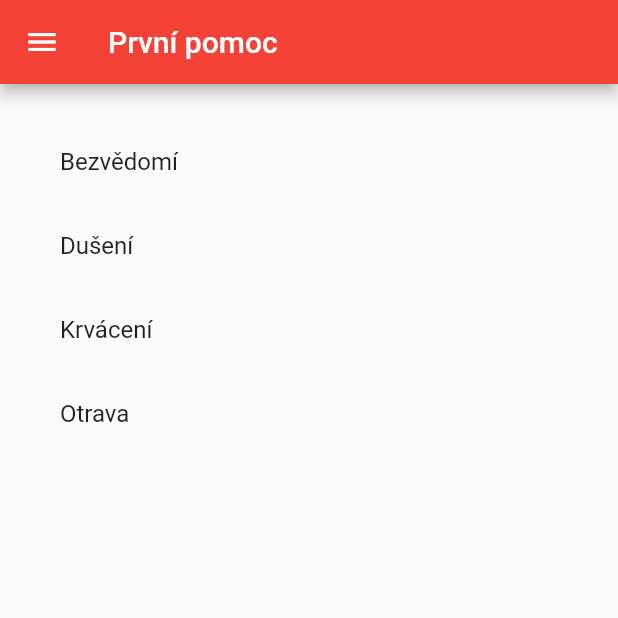
After one commit to strihja1/zachranka, a Flutter app: the FirstAid screen opened by its route, on a phone screen of 412 x 824 dp, the top half of it. The commit adds this screen. Run offline on Flutter 3.47's test engine with Material 2 defaults, Android fonts, the phone set to English and light mode, and no system bars; our stand-ins replace geolocator, google_maps_flutter; missing offline and left inert: call_number, geocoder; generated files the repository leaves out were written again.

Commit message:
first aid added

```diff
--- a/lib/pages/drawer.dart
+++ b/lib/pages/drawer.dart
@@ -34,6 +34,12 @@ class _AppDrawerState extends State<AppDrawer> {
               Navigator.pushNamed(context, '/map_of_drugstores');
             },
           ),
+          ListTile(
+            title: const Text('První pomoc'),
+            onTap: () {
+              Navigator.pushReplacementNamed(context, '/first_aid');
+            },
+          ),
         ],
       ),
     );
--- /dev/null
+++ b/lib/pages/first_aid.dart
@@ -0,0 +1,63 @@
+import 'dart:async';
+
+import 'package:call_number/call_number.dart';
+import 'package:flutter/material.dart';
+import 'package:geocoder/geocoder.dart';
+import 'package:geolocator/geolocator.dart';
+import 'package:zachranka/pages/drawer.dart';
+
+class FirstAid extends StatefulWidget {
+  @override
+  _FirstAidState createState() => _FirstAidState();
+}
+
+class _FirstAidState extends State<FirstAid> {
+
+  @override
+  void initState() {
+    super.initState();
+  }
+
+  @override
+  Widget build(BuildContext context) {
+    return Scaffold(
+      appBar: AppBar(
+        title: const Text('První pomoc'),
+        backgroundColor: Colors.red,
+      ),
+      drawer: AppDrawer(),
+      body: Padding(
+        padding: const EdgeInsets.all(24.0),
+        child: ListView(
+          padding: EdgeInsets.zero,
+          children: <Widget>[
+            ListTile(
+              title: const Text('Bezvědomí'),
+              onTap: () {
+                Navigator.pushNamed(context, '/unconscious');
+              },
+            ),
+            ListTile(
+              title: const Text('Dušení'),
+              onTap: () {
+                Navigator.pushNamed(context, '/suffocate');
+              },
+            ),
+            ListTile(
+              title: const Text('Krvácení'),
+              onTap: () {
+                Navigator.pushNamed(context, '/bleeding');
+              },
+            ),
+            ListTile(
+              title: const Text('Otrava'),
+              onTap: () {
+                Navigator.pushNamed(context, '/poisoning');
+              },
+            ),
+          ],
+        ),
+      ),
+    );
+  }
+}
--- a/lib/pages/map_of_drugstores.dart
+++ b/lib/pages/map_of_drugstores.dart
@@ -24,6 +24,7 @@ class _MapOfDrugstoresState extends State<MapOfDrugstores> {
           position: LatLng(result.geometry.location.lat, result.geometry.location.lng),
           infoWindow: InfoWindow(
             title: result.name,
+            snippet: result.formatted_address
           ),
         );
         _markers[result.formatted_address] = marker;
@@ -39,6 +40,10 @@ class _MapOfDrugstoresState extends State<MapOfDrugstores> {
         backgroundColor: Colors.red,
       ),
       body: GoogleMap(
+        myLocationEnabled: true,
+        myLocationButtonEnabled: true,
+        trafficEnabled: true,
+
         onMapCreated: _onMapCreated,
         initialCameraPosition: CameraPosition(
           target: LatLng(position.latitude, position.longitude),
--- a/lib/pages/map_of_hospitals.dart
+++ b/lib/pages/map_of_hospitals.dart
@@ -24,7 +24,8 @@ class _MapOfHospitalsState extends State<MapOfHospitals> {
           markerId: MarkerId(result.formatted_address),
           position: LatLng(result.geometry.location.lat, result.geometry.location.lng),
           infoWindow: InfoWindow(
-            title: result.name,
+              title: result.name,
+              snippet: result.formatted_address
           ),
         );
         _markers[result.formatted_address] = marker;
@@ -40,6 +41,9 @@ class _MapOfHospitalsState extends State<MapOfHospitals> {
         backgroundColor: Colors.red,
       ),
       body: GoogleMap(
+        myLocationEnabled: true,
+        myLocationButtonEnabled: true,
+        trafficEnabled: true,
         onMapCreated: _onMapCreated,
         initialCameraPosition: CameraPosition(
           target: LatLng(position.latitude, position.longitude),
--- a/lib/src/locationsOfDrugstores.dart
+++ b/lib/src/locationsOfDrugstores.dart
@@ -48,6 +48,7 @@ class Location {
 class Result {
   Result({
     this.formatted_address,
+    this.icon,
     this.name,
     this.geometry
   });
@@ -56,6 +57,7 @@ class Result {
   Map<String, dynamic> toJson() => _$ResultToJson(this);
 
   final String formatted_address;
+  final String icon;
   final String name;
   final Geometry geometry;
 }
--- a/pubspec.yaml
+++ b/pubspec.yaml
@@ -32,6 +32,7 @@ dependencies:
   location_permissions: ^2.0.5
   http: ^0.12.0+1
   json_serializable: ^2.0.2
+  flutter_cache_manager: ^1.2.2
 
 dev_dependencies:
   pedantic: ^1.4.0
```
Also changed, not shown: lib/main.dart (+8 -0 lines), lib/pages/unconcious.dart (added, +61 -0 lines), lib/src/locationsOfDrugstores.g.dart, pubspec.lock.
